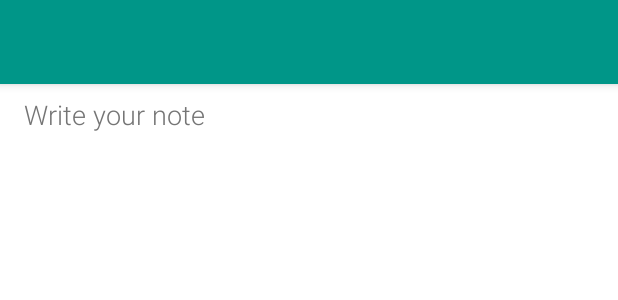
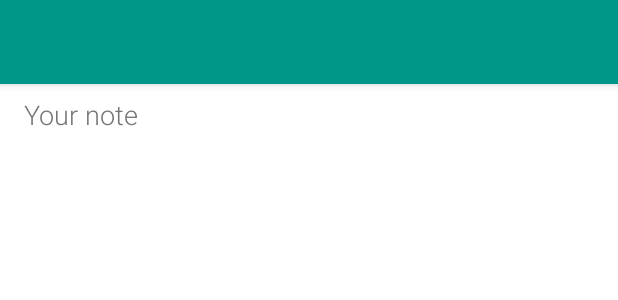
Before and after one commit to feridsource/Note-Taker, an Android app: the layout main.xml on its own in the app's theme, with its tools: preview values and no code run, on a phone screen of 412 x 824 dp. Shown: the top 300 px of the screen. Run offline under Robolectric (Android 15) with nearby library versions, the phone set to English and light mode, and no system bars.

Commit message:
change name

```diff
--- a/app/src/main/java/com/ferid/app/notetake/MainActivity.java
+++ b/app/src/main/java/com/ferid/app/notetake/MainActivity.java
@@ -355,9 +355,9 @@ public class MainActivity extends AppCompatActivity {
     }
 
     /**
-     * Ask font size
+     * Ask user to change font size
      */
-    private void askFontSize() {
+    private void changeFontSize() {
         AlertDialog.Builder builder = new AlertDialog.Builder(this);
         final ArrayAdapter<String> arrayAdapter = new ArrayAdapter<>(this,
                 android.R.layout.simple_list_item_1);
@@ -525,7 +525,7 @@ public class MainActivity extends AppCompatActivity {
                 askForPermissionExternalStorage();
                 return true;
             case R.id.item_size:
-                askFontSize();
+                changeFontSize();
                 return true;
             default:
                 return super.onOptionsItemSelected(item);
--- a/app/src/main/res/layout/toolbar.xml
+++ b/app/src/main/res/layout/toolbar.xml
@@ -2,9 +2,8 @@
 <android.support.v7.widget.Toolbar xmlns:android="http://schemas.android.com/apk/res/android"
     xmlns:app="http://schemas.android.com/apk/res-auto"
     android:id="@+id/toolbar"
-    android:layout_height="wrap_content"
+    android:layout_height="?attr/actionBarSize"
     android:layout_width="match_parent"
-    android:minHeight="?attr/actionBarSize"
     android:background="?attr/colorPrimary"
     android:elevation="@dimen/elevation"
     app:popupTheme="@style/ThemeOverlay.AppCompat.Light"
--- a/app/src/main/res/values/strings.xml
+++ b/app/src/main/res/values/strings.xml
@@ -1,6 +1,6 @@
 <?xml version="1.0" encoding="utf-8"?>
 <resources>
-    <string name="app_name">Note Widget</string>
+    <string name="app_name">Note Taker</string>
     <string name="sharedPreferences">NOTE_TAKE_PREF</string>
     <string name="prefNote">NOTE</string>
     <string name="prefFontSize">FONT_SIZE</string>
@@ -9,7 +9,7 @@
     <string name="fontFamilyRegular">sans-serif</string>
     <string name="fontFamilyLight">sans-serif-light</string>
 
-    <string name="noteHint">Write your note</string>
+    <string name="noteHint">Your note</string>
     <string name="sure">Are you sure?</string>
     <string name="yes">Yes</string>
     <string name="no">No</string>
```
Also changed, not shown: 48 other files.
